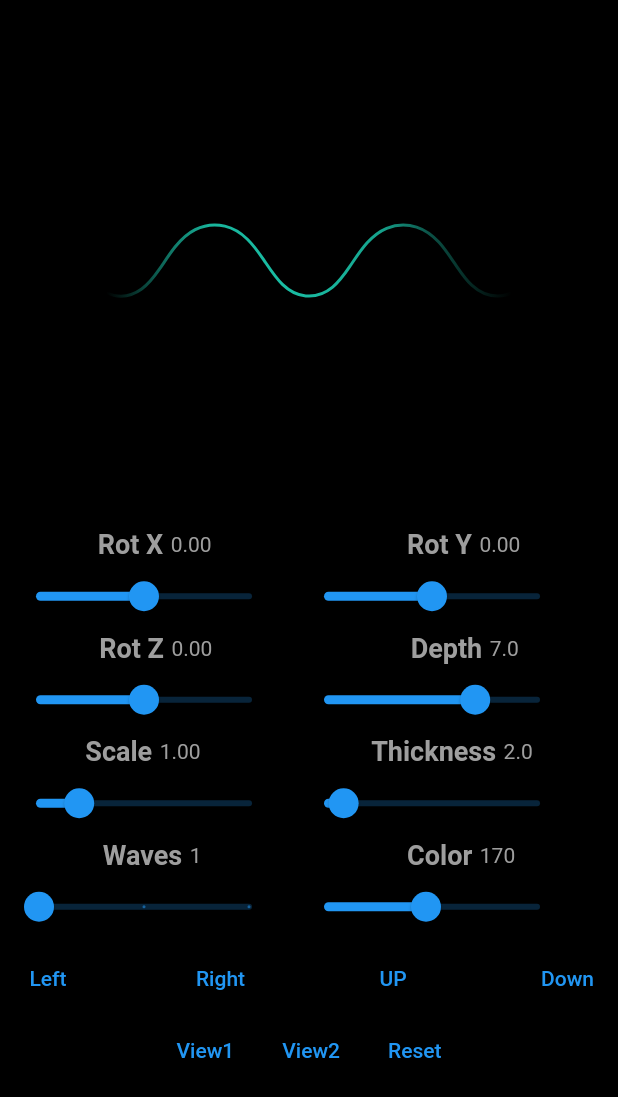
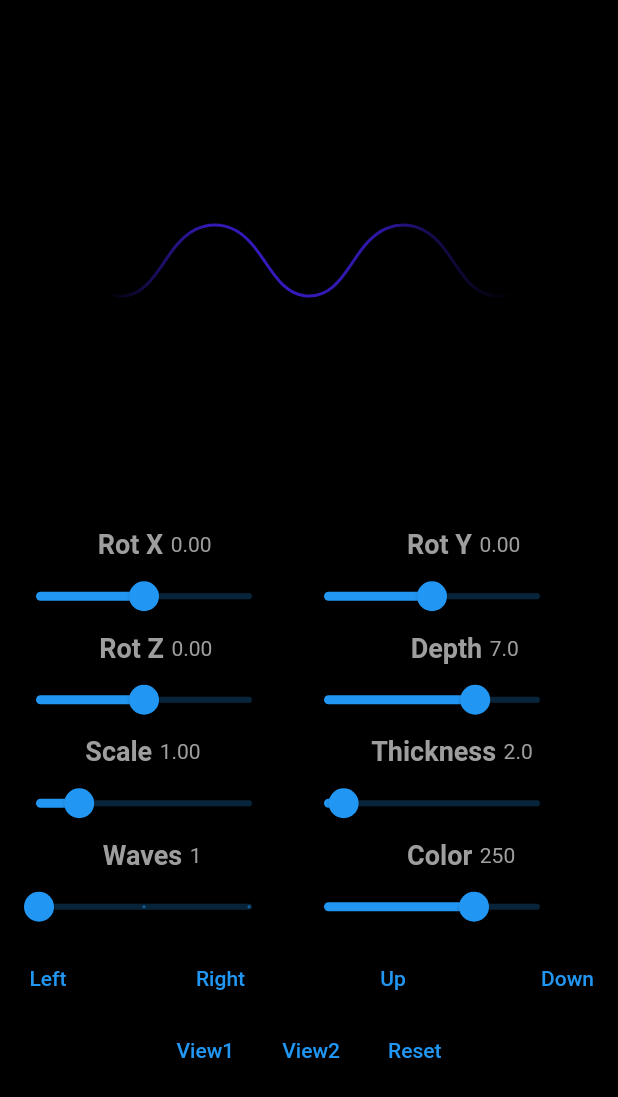
Before and after one commit to marco906/FloatingWaves, a Flutter app: the screen it shows after launch, on a phone screen of 412 x 824 dp. Shown: the top 1097 px of the screen. Run offline on Flutter 3.47's test engine with Material 2 defaults, Android fonts, the phone set to English and light mode, and no system bars.

Commit message:
testet stuff

```diff
--- a/lib/wave_painter3.dart
+++ b/lib/wave_painter3.dart
@@ -20,7 +20,7 @@ class _WaveDemo3State extends State<WaveDemo3> with SingleTickerProviderStateMix
   double scale = 1;
   double transX = 0;
   double transY = 50;
-	double hue = 170;
+	double hue = 250;
 	double thickness = 2.0;
 	int waves = 1;
 
@@ -316,7 +316,7 @@ class _WaveDemo3State extends State<WaveDemo3> with SingleTickerProviderStateMix
         transY = transY - 20;
       });
     },
-    child: Text("UP"),
+    child: Text("Up"),
     ),
     OutlinedButton(
     onPressed: () {
```
